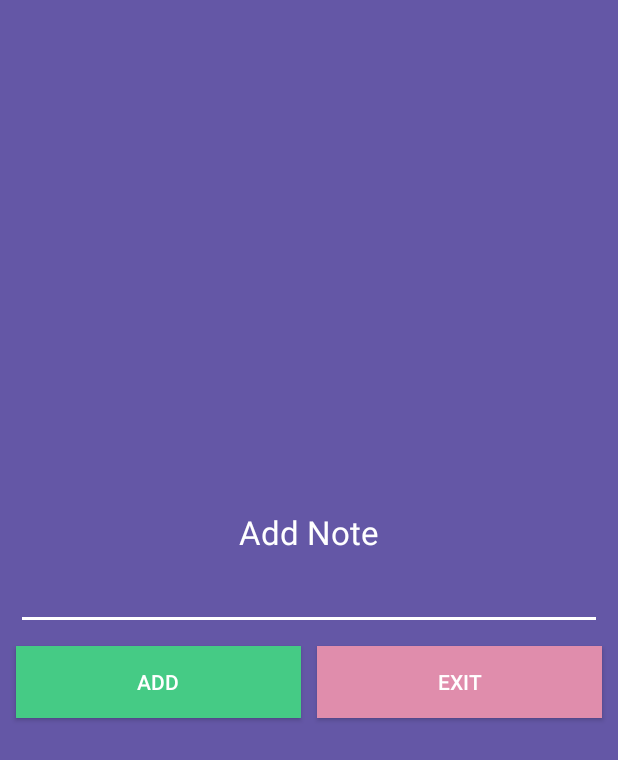
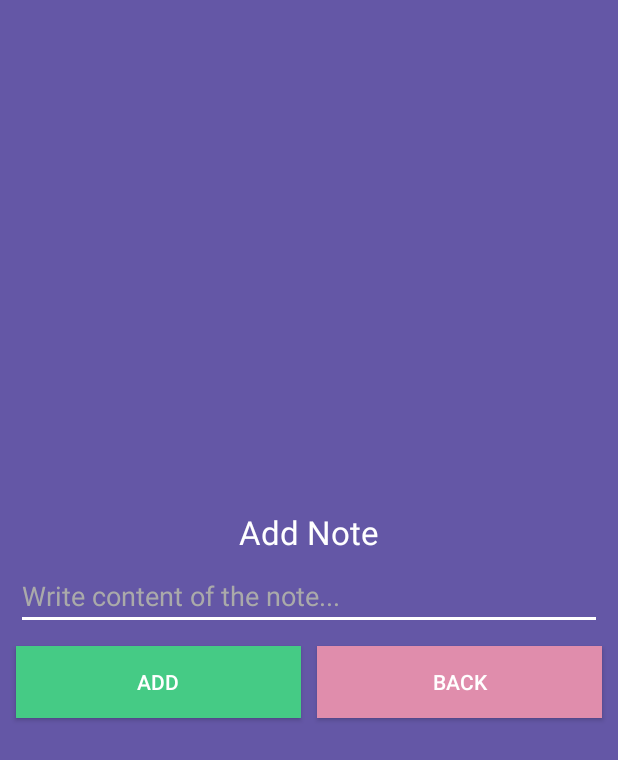
Before and after one commit to maxwellnewage/kotlin-notes, an Android app: the layout add_note.xml on its own in the app's theme, with its tools: preview values and no code run, on a phone screen of 412 x 824 dp. Shown: the top 760 px of the screen. Run offline under Robolectric (Android 15) with nearby library versions, the phone set to English and light mode, and no system bars.

Commit message:
style changes for add note popup

```diff
--- a/app/src/main/res/layout/add_note.xml
+++ b/app/src/main/res/layout/add_note.xml
@@ -17,7 +17,9 @@
         android:layout_margin="5dp"
         android:backgroundTint="@android:color/white"
         android:textColor="@android:color/white"
+        android:textColorHint="@android:color/darker_gray"
         android:focusable="true"
+        android:hint="@string/add_note_hint"
         android:focusableInTouchMode="true"
         android:layout_width="match_parent"
         android:layout_height="wrap_content" />
--- a/app/src/main/res/values/strings.xml
+++ b/app/src/main/res/values/strings.xml
@@ -2,5 +2,6 @@
     <string name="app_name">Notes App</string>
     <string name="add_note_title">Add Note</string>
     <string name="add_note_bt_accept">Add</string>
-    <string name="add_note_bt_exit">Exit</string>
+    <string name="add_note_bt_exit">Back</string>
+    <string name="add_note_hint">Write content of the note...</string>
 </resources>
```
